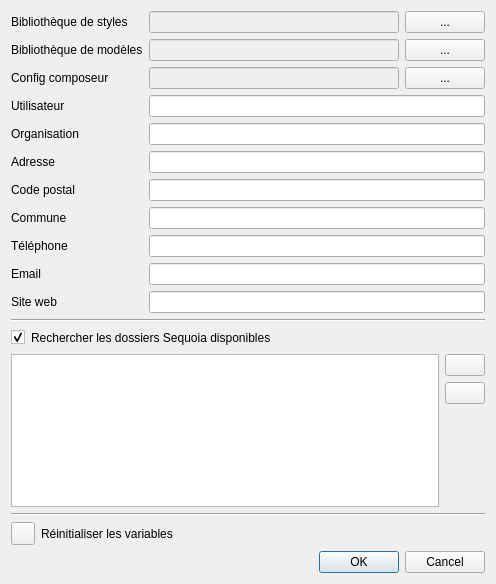
Above: qsequoia2/modules/global_settings/global_settings.ui from SequoiApp/Qsequoia2 before the change. Below: the same form after it.
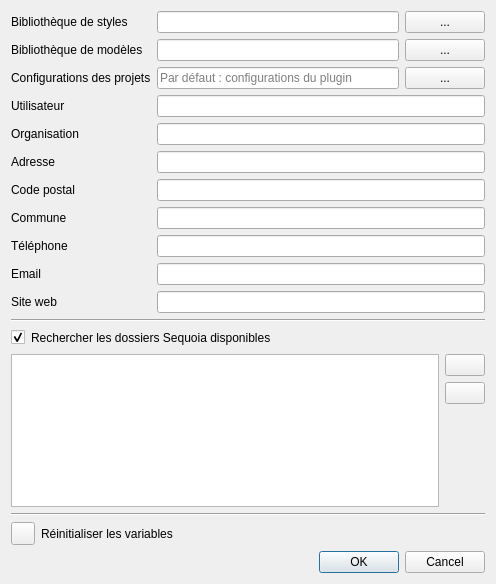
That is the form after the change.

Commit message: add external support for layout config

```diff
--- a/qsequoia2/modules/global_settings/global_settings.ui
+++ b/qsequoia2/modules/global_settings/global_settings.ui
@@ -26,7 +26,7 @@
      <item>
       <widget class="QLineEdit" name="le_styles_directory">
        <property name="enabled">
-        <bool>false</bool>
+        <bool>true</bool>
        </property>
       </widget>
      </item>
@@ -54,7 +54,7 @@
      <item>
       <widget class="QLineEdit" name="le_models_directory">
        <property name="enabled">
-        <bool>false</bool>
+        <bool>true</bool>
        </property>
       </widget>
      </item>
@@ -73,7 +73,7 @@
    <item row="2" column="0">
     <widget class="QLabel" name="lbl_config_layout">
      <property name="text">
-      <string>Config composeur</string>
+      <string>Configurations des projets</string>
      </property>
     </widget>
    </item>
@@ -82,7 +82,13 @@
      <item>
       <widget class="QLineEdit" name="le_config_layout">
        <property name="enabled">
-        <bool>false</bool>
+        <bool>true</bool>
+       </property>
+       <property name="placeholderText">
+        <string>Par défaut : configurations du plugin</string>
+       </property>
+       <property name="toolTip">
+        <string>Dossier contenant un fichier .toml par projet. Laisser vide pour utiliser les configurations du plugin.</string>
        </property>
       </widget>
      </item>
```
Left out of the diff: 2 changed lines with no effect on the pictures. The commit also changes 14 other files.
